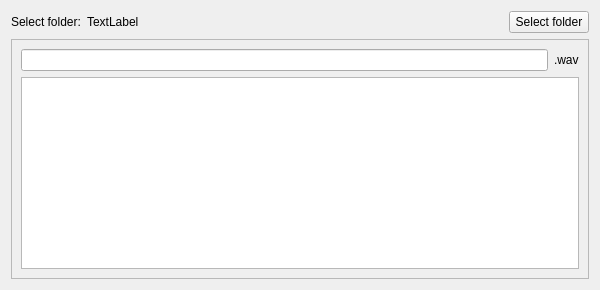
This is recordwords.ui in davidlamhauge/daspelling as Qt 5 draws it before an edit. The edited form follows.
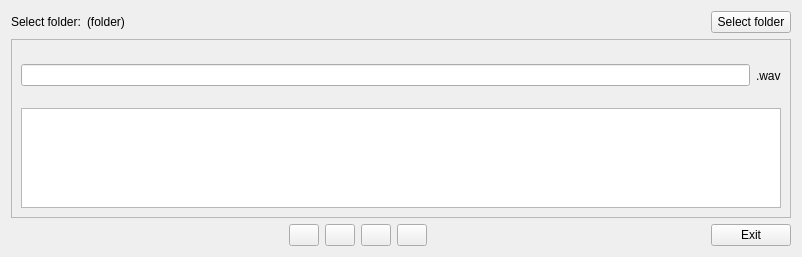
This is the edited form. Icons and pictures are not drawn.

Commit message: Record dialog designed. Icons saved

Diff of the .ui file:
```diff
--- a/recordwords.ui
+++ b/recordwords.ui
@@ -6,14 +6,14 @@
    <rect>
     <x>0</x>
     <y>0</y>
-    <width>600</width>
-    <height>200</height>
+    <width>802</width>
+    <height>257</height>
    </rect>
   </property>
   <property name="maximumSize">
    <size>
     <width>16777215</width>
-    <height>200</height>
+    <height>349</height>
    </size>
   </property>
   <property name="windowTitle">
@@ -23,7 +23,7 @@
    <iconset resource="icons.qrc">
     <normaloff>:/icons/spelling.ico</normaloff>:/icons/spelling.ico</iconset>
   </property>
-  <layout class="QVBoxLayout" name="verticalLayout_2">
+  <layout class="QVBoxLayout" name="verticalLayout">
    <item>
     <layout class="QHBoxLayout" name="hlSelectFolder">
      <item>
@@ -36,7 +36,7 @@
      <item>
       <widget class="QLabel" name="labWordPath">
        <property name="text">
-        <string>TextLabel</string>
+        <string>(folder)</string>
        </property>
       </widget>
      </item>
@@ -70,7 +70,7 @@
      <property name="frameShadow">
       <enum>QFrame::Raised</enum>
      </property>
-     <layout class="QVBoxLayout" name="verticalLayout">
+     <layout class="QVBoxLayout" name="verticalLayout_2">
       <item>
        <layout class="QHBoxLayout" name="horizontalLayout">
         <item>
@@ -96,7 +96,7 @@
         <property name="maximumSize">
          <size>
           <width>16777215</width>
-          <height>200</height>
+          <height>100</height>
          </size>
         </property>
        </widget>
@@ -104,6 +104,120 @@
      </layout>
     </widget>
    </item>
+   <item>
+    <layout class="QHBoxLayout" name="horizontalLayout_3">
+     <item>
+      <spacer name="horizontalSpacer_3">
+       <property name="orientation">
+        <enum>Qt::Horizontal</enum>
+       </property>
+       <property name="sizeHint" stdset="0">
+        <size>
+         <width>40</width>
+         <height>20</height>
+        </size>
+       </property>
+      </spacer>
+     </item>
+     <item>
+      <widget class="QPushButton" name="btnRecord">
+       <property name="maximumSize">
+        <size>
+         <width>30</width>
+         <height>30</height>
+        </size>
+       </property>
+       <property name="toolTip">
+        <string>Record</string>
+       </property>
+       <property name="text">
+        <string notr="true"/>
+       </property>
+       <property name="icon">
+        <iconset resource="icons.qrc">
+         <normaloff>:/icons/record.png</normaloff>:/icons/record.png</iconset>
+       </property>
+      </widget>
+     </item>
+     <item>
+      <widget class="QPushButton" name="btnStopRecording">
+       <property name="maximumSize">
+        <size>
+         <width>30</width>
+         <height>30</height>
+        </size>
+       </property>
+       <property name="toolTip">
+        <string>Stop recording</string>
+       </property>
+       <property name="text">
+        <string notr="true"/>
+       </property>
+       <property name="icon">
+        <iconset resource="icons.qrc">
+         <normaloff>:/icons/stop.png</normaloff>:/icons/stop.png</iconset>
+       </property>
+      </widget>
+     </item>
+     <item>
+      <widget class="QPushButton" name="btnPlay">
+       <property name="maximumSize">
+        <size>
+         <width>30</width>
+         <height>30</height>
+        </size>
+       </property>
+       <property name="text">
+        <string notr="true"/>
+       </property>
+       <property name="icon">
+        <iconset resource="icons.qrc">
+         <normaloff>:/icons/play-100.png</normaloff>:/icons/play-100.png</iconset>
+       </property>
+      </widget>
+     </item>
+     <item>
+      <widget class="QPushButton" name="btnSaveRecording">
+       <property name="maximumSize">
+        <size>
+         <width>30</width>
+         <height>30</height>
+        </size>
+       </property>
+       <property name="toolTip">
+        <string>Save</string>
+       </property>
+       <property name="text">
+        <string notr="true"/>
+       </property>
+       <property name="icon">
+        <iconset resource="icons.qrc">
+         <normaloff>:/icons/save.png</normaloff>:/icons/save.png</iconset>
+       </property>
+      </widget>
+     </item>
+     <item>
+      <spacer name="horizontalSpacer_4">
+       <property name="orientation">
+        <enum>Qt::Horizontal</enum>
+       </property>
+       <property name="sizeHint" stdset="0">
+        <size>
+         <width>40</width>
+         <height>20</height>
+        </size>
+       </property>
+      </spacer>
+     </item>
+     <item>
+      <widget class="QPushButton" name="btnFinished">
+       <property name="text">
+        <string>Exit</string>
+       </property>
+      </widget>
+     </item>
+    </layout>
+   </item>
   </layout>
  </widget>
  <resources>
```
The commit also changes 9 other files.
